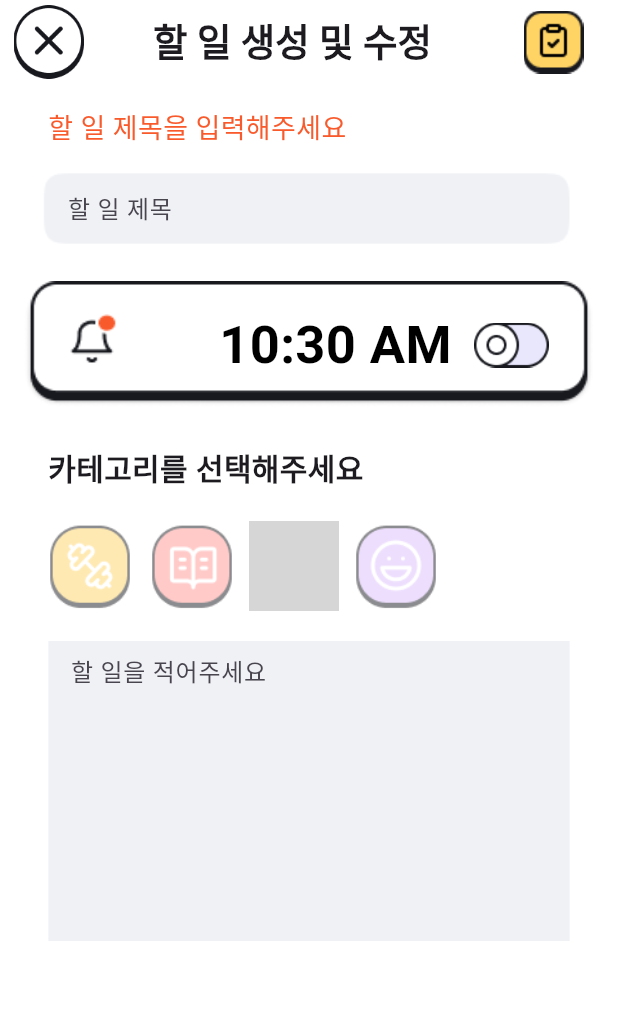
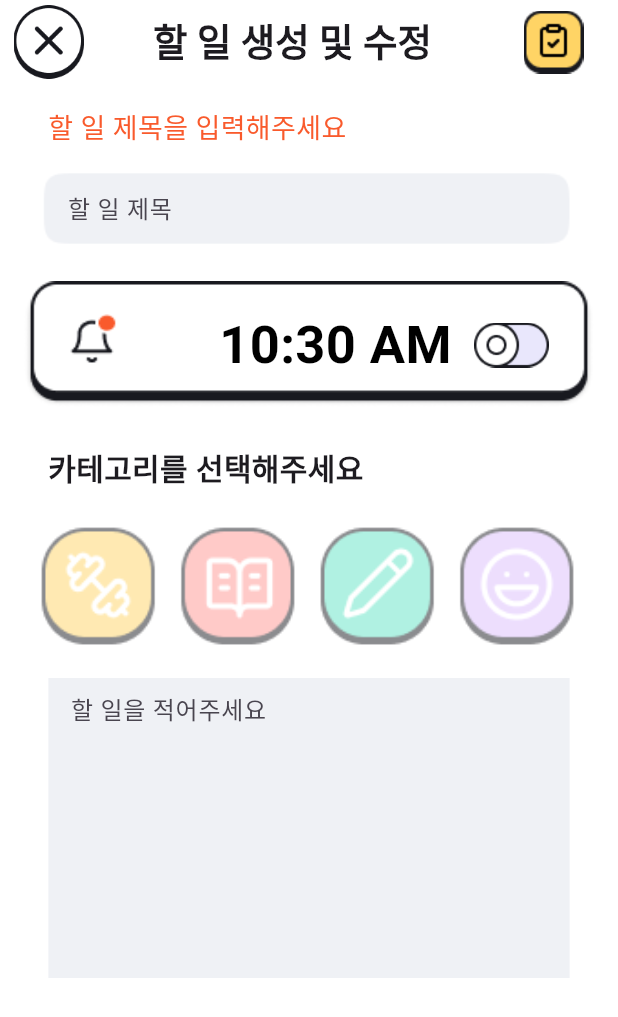
Before and after one commit to MobileProject-WhatAreYouDoingToday/BE, a Flutter app: the CreationPage screen opened directly with empty values, on a phone screen of 412 x 824 dp. Shown: the top 1017 px of the screen. Run offline on Flutter 3.47's test engine with Material 3 defaults, Android fonts, the phone set to English and light mode, and no system bars; our stand-ins replace cloud_firestore, firebase_auth, firebase_core, flutter_time_picker_spinner, table_calendar; missing offline and left inert: flutter_email_sender; accounts and stored records are empty; grey boxes are pictures that could not be loaded.

Commit message:
참고한 거 살짝 수정해서 적용

```diff
--- a/lib/creation.dart
+++ b/lib/creation.dart
@@ -20,8 +20,9 @@ class _CreationPageState extends State<CreationPage> {
   String taskMemo = '';
   bool isNotificationOn = false;
   TimeOfDay selectedTime = TimeOfDay.now();
-  int? selectedCategory; // nullable 변수
+  String? selectedCategory; // nullable 변수
   int? reminderTime;
+
 
   _CreationPageState(this.email); // 알림 시간 변수 추가
 
@@ -30,7 +31,7 @@ class _CreationPageState extends State<CreationPage> {
       // Todo 객체 생성
       Todo newTodo = Todo(
         name: taskTitle,
-        categori: selectedCategory != null ? selectedCategory.toString() : '기타', // 카테고리 설정
+        categori: selectedCategory != "기타" ? selectedCategory.toString() : "기타", // 카테고리 설정
         date: Timestamp.now(), // 현재 시간으로 설정
         isNotification: isNotificationOn, // 알림 여부 설정
         priority: 0, // 기본 우선순위
@@ -67,7 +68,7 @@ class _CreationPageState extends State<CreationPage> {
       newTodo.priority = lastP;
 
       // Todo 객체를 반환
-      Navigator.pop(context, {'todo': newTodo, 'selectedTime': selectedTime, 'reminderTime': reminderTime});
+      Navigator.pop(context, {'todo': newTodo, 'selectedTime': selectedTime});
       Store().setTodo(email, newTodo);
     } else {
       ScaffoldMessenger.of(context).showSnackBar(
@@ -92,7 +93,7 @@ class _CreationPageState extends State<CreationPage> {
     if (result != null) {
       final newTodo = result['todo'] as Todo; // Todo 객체
       final TimeOfDay selectedTime = result['selectedTime']; // 선택된 시간
-      final int? reminderTime = result['reminderTime'];
+      //final int? reminderTime = result['reminderTime'];
 
       setState(() {
         this.selectedTime = selectedTime; // 선택된 시간 업데이트
@@ -107,6 +108,9 @@ class _CreationPageState extends State<CreationPage> {
 
   @override
   Widget build(BuildContext context) {
+    final screenWidth = MediaQuery.of(context).size.width;
+    final buttonWidth = (screenWidth - 40.0 - 4 * 8.0) / 4; // 40.0은 패딩, 8.0은 spacing
+
     return Scaffold(
       backgroundColor: Color(0xFFFFFFFF),
       appBar: AppBar(
@@ -243,21 +247,22 @@ class _CreationPageState extends State<CreationPage> {
               ),
             ),
             Container(
-              padding: EdgeInsets.only(left: 14.0),
+              padding: EdgeInsets.only(left: 7.0, right: 7.0),
               child: Wrap(
                 spacing: 8.0,
                 runSpacing: 8.0,
                 children: [
-                  _buildCategoryButton(0, '운동', 'assets/images/healthbtn.png'),
-                  _buildCategoryButton(1, '독서', 'assets/images/readingbtn.png'),
-                  _buildCategoryButton(2, '공부', 'assets/images/studdybtn.png'),
-                  _buildCategoryButton(3, '취미', 'assets/images/hobbybtn.png'),
+                  _buildCategoryButton(0, '운동', 'assets/images/healthbtn.png', buttonWidth),
+                  _buildCategoryButton(1, '독서', 'assets/images/readingbtn.png', buttonWidth),
+                  _buildCategoryButton(2, '공부', 'assets/images/studybtn.png', buttonWidth),
+                  _buildCategoryButton(3, '취미', 'assets/images/hobbybtn.png', buttonWidth),
                 ],
               ),
             ),
             SizedBox(height: 20),
             Container(
               height: 200,
+              width: double.infinity,
               decoration: BoxDecoration(
                 image: DecorationImage(
                   image: AssetImage('assets/images/TextArea.png'),
@@ -286,21 +291,25 @@ class _CreationPageState extends State<CreationPage> {
     );
   }
 
-  Widget _buildCategoryButton(int index, String label, String imagePath) {
-    bool isSelected = selectedCategory == index; // 현재 버튼이 선택되었는지 확인
+  Widget _buildCategoryButton(int index, String label, String imagePath, double width) {
+    bool isSelected = selectedCategory == label; // 현재 버튼이 선택되었는지 확인
 
     return GestureDetector(
       onTap: () {
         setState(() {
-          selectedCategory = index; // 선택된 카테고리 인덱스 업데이트
-
+          // 선택된 카테고리 인덱스가 현재 인덱스와 같으면 비활성화, 아니면 활성화
+          if (isSelected) {
+            selectedCategory = "기타"; // 비활성화 상태를 나타내기 위해 -1로 설정
+          } else {
+            selectedCategory = label; // 선택된 카테고리 인덱스 업데이트
+          }
         });
       },
       child: Opacity(
         opacity: isSelected ? 1.0 : 0.5, // 선택된 버튼은 불투명하게, 나머지는 반투명하게
         child: Container(
-          width: 60,
-          height: 60,
+          width: width,
+          height: width,
           padding: EdgeInsets.all(10),
           decoration: BoxDecoration(
             borderRadius: BorderRadius.circular(8),
@@ -310,6 +319,7 @@ class _CreationPageState extends State<CreationPage> {
             ),
           ),
         ),
+        //child: Text(label),
       ),
     );
   }
```
Also changed, not shown: lib/MainWidget.dart (+48 -28 lines), lib/list.dart (+9 -5 lines), lib/store.dart (+45 -8 lines), assets/images/10min.png (added), assets/images/10minute.png (added), assets/images/30min.png (added), assets/images/30minute.png (added), assets/images/5min.png (added), assets/images/5minute.png (added), assets/images/savebtn.png (added), assets/images/studybtn.png (added).
